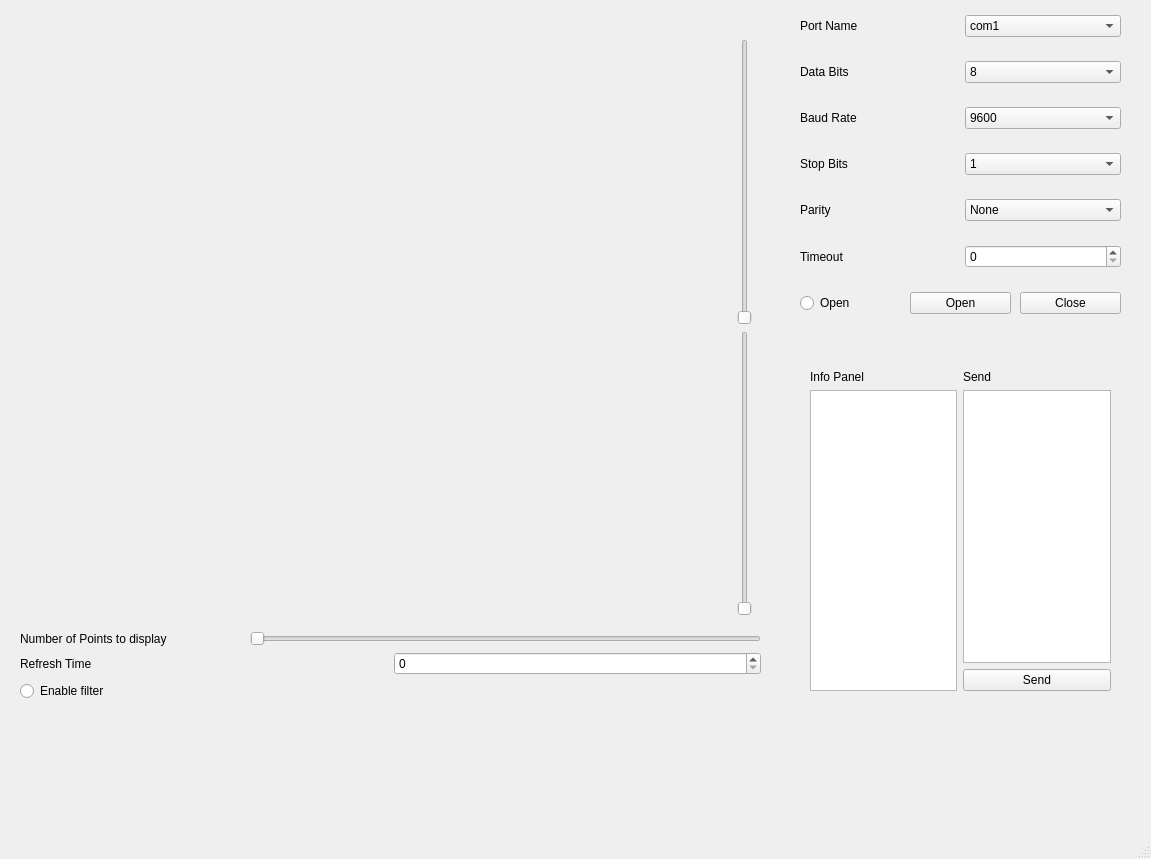
First picture: the form in window/MainWindow.ui, repository Beastmaster/Wavelet1d_C, before the edit.
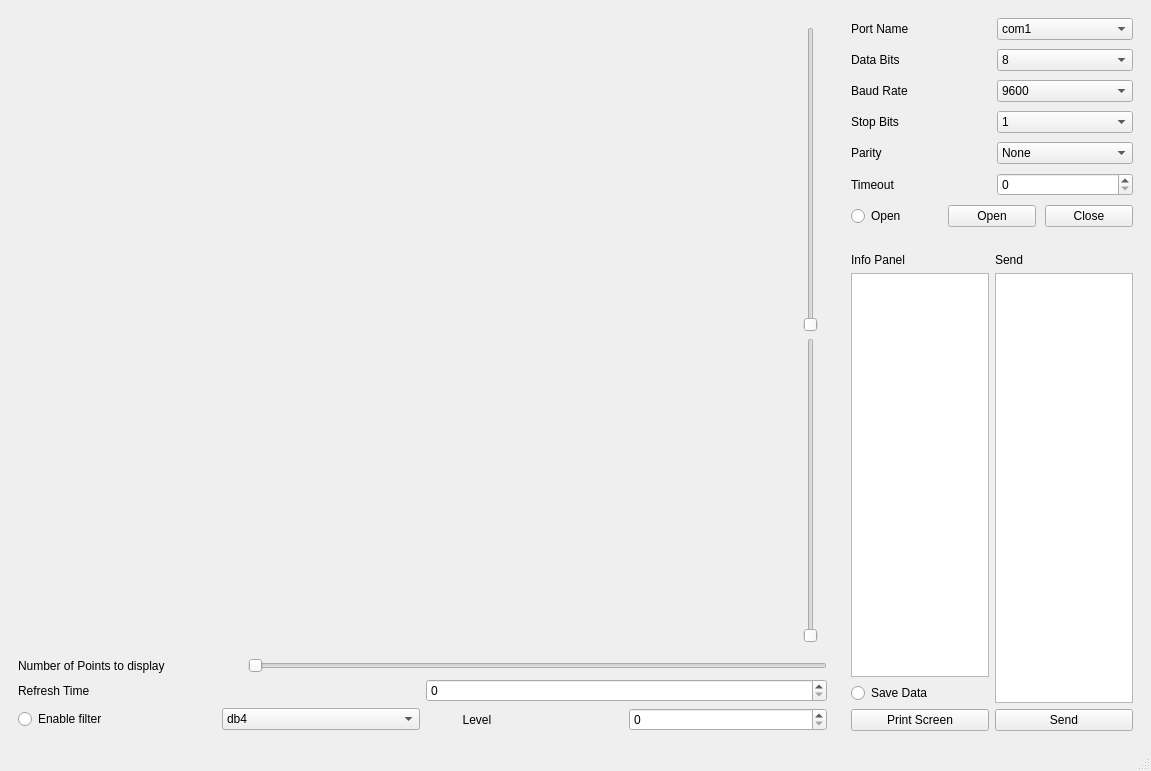
Second picture: the form after the edit. Custom widgets are drawn as their Qt base class.

Commit message: add function : save wave and data to file

```diff
--- a/window/MainWindow.ui
+++ b/window/MainWindow.ui
@@ -7,21 +7,21 @@
     <x>0</x>
     <y>0</y>
     <width>1151</width>
-    <height>859</height>
+    <height>771</height>
    </rect>
   </property>
   <property name="windowTitle">
    <string>MainWindow</string>
   </property>
   <widget class="QWidget" name="centralwidget">
+   <layout class="QGridLayout" name="gridLayout">
+    <item row="0" column="1">
    <widget class="QWidget" name="verticalWidget" native="true">
-    <property name="geometry">
-     <rect>
-      <x>800</x>
-      <y>0</y>
-      <width>321</width>
-      <height>341</height>
-     </rect>
+      <property name="maximumSize">
+       <size>
+        <width>300</width>
+        <height>16777215</height>
+       </size>
     </property>
     <layout class="QVBoxLayout" name="verticalLayout">
      <property name="spacing">
@@ -296,14 +296,14 @@
      </item>
     </layout>
    </widget>
-   <widget class="QWidget" name="horizontalLayoutWidget_2">
-    <property name="geometry">
-     <rect>
-      <x>810</x>
-      <y>370</y>
-      <width>301</width>
-      <height>321</height>
-     </rect>
+    </item>
+    <item row="1" column="1">
+     <widget class="QWidget" name="horizontalWidget_2" native="true">
+      <property name="maximumSize">
+       <size>
+        <width>300</width>
+        <height>16777215</height>
+       </size>
     </property>
     <layout class="QHBoxLayout" name="horizontalLayout_8">
      <item>
@@ -318,6 +318,20 @@
        <item>
         <widget class="QTextBrowser" name="info_Panel"/>
        </item>
+         <item>
+          <widget class="QRadioButton" name="save_data_Btn">
+           <property name="text">
+            <string>Save Data</string>
+           </property>
+          </widget>
+         </item>
+         <item>
+          <widget class="QPushButton" name="screen_shot_Btn">
+           <property name="text">
+            <string>Print Screen</string>
+           </property>
+          </widget>
+         </item>
       </layout>
      </item>
      <item>
@@ -343,15 +357,9 @@
      </item>
     </layout>
    </widget>
-   <widget class="QWidget" name="verticalLayoutWidget_3">
-    <property name="geometry">
-     <rect>
-      <x>20</x>
-      <y>30</y>
-      <width>741</width>
-      <height>671</height>
-     </rect>
-    </property>
+    </item>
+    <item row="0" column="0" rowspan="2">
+     <widget class="QWidget" name="plot_widget" native="true">
     <layout class="QVBoxLayout" name="verticalLayout_4">
      <item>
       <layout class="QHBoxLayout" name="horizontalLayout_11">
@@ -422,14 +430,74 @@
       </layout>
      </item>
      <item>
+        <layout class="QHBoxLayout" name="horizontalLayout_12">
+         <item>
       <widget class="QRadioButton" name="en_filter_Btn">
        <property name="text">
         <string>Enable filter</string>
        </property>
       </widget>
      </item>
-    </layout>
-   </widget>
+         <item>
+          <widget class="QComboBox" name="filter_Combo">
+           <item>
+            <property name="text">
+             <string>db4</string>
+            </property>
+           </item>
+           <item>
+            <property name="text">
+             <string>db5</string>
+            </property>
+           </item>
+           <item>
+            <property name="text">
+             <string>db6</string>
+            </property>
+           </item>
+           <item>
+            <property name="text">
+             <string>sym4</string>
+            </property>
+           </item>
+           <item>
+            <property name="text">
+             <string>sym5</string>
+            </property>
+           </item>
+           <item>
+            <property name="text">
+             <string>sym6</string>
+            </property>
+           </item>
+           <item>
+            <property name="text">
+             <string>coif4</string>
+            </property>
+           </item>
+           <item>
+            <property name="text">
+             <string>coif5</string>
+            </property>
+           </item>
+          </widget>
+         </item>
+         <item>
+          <widget class="QLabel" name="label_11">
+           <property name="text">
+            <string>           Level</string>
+           </property>
+          </widget>
+         </item>
+         <item>
+          <widget class="QSpinBox" name="leve_In"/>
+         </item>
+        </layout>
+       </item>
+      </layout>
+     </widget>
+    </item>
+   </layout>
   </widget>
   <widget class="QMenuBar" name="menubar">
    <property name="geometry">
```
Lines whose indentation alone changed are shown as unchanged. The commit also changes 2 other files.
